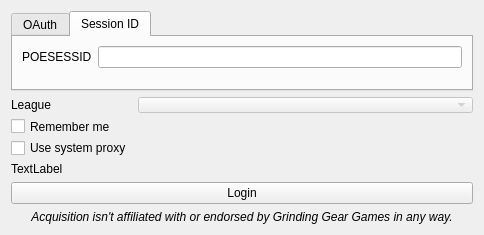
First picture: the form in forms/logindialog.ui, repository gerwaric/acquisition, before the edit.
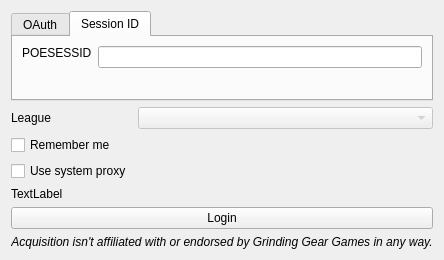
Second picture: the form after the edit. The open tabs and pages were chosen to show the change.

Commit message: Adapt LoginDialog UI for OAuth

The edit to the form file:
```diff
--- a/forms/logindialog.ui
+++ b/forms/logindialog.ui
@@ -6,21 +6,15 @@
    <rect>
     <x>0</x>
     <y>0</y>
-    <width>484</width>
-    <height>235</height>
+    <width>392</width>
+    <height>248</height>
    </rect>
   </property>
-  <property name="minimumSize">
-   <size>
-    <width>484</width>
-    <height>235</height>
-   </size>
-  </property>
-  <property name="maximumSize">
-   <size>
-    <width>484</width>
-    <height>235</height>
-   </size>
+  <property name="sizePolicy">
+   <sizepolicy hsizetype="Fixed" vsizetype="Fixed">
+    <horstretch>0</horstretch>
+    <verstretch>0</verstretch>
+   </sizepolicy>
   </property>
   <property name="windowTitle">
    <string>Log in</string>
@@ -28,6 +22,12 @@
   <layout class="QVBoxLayout" name="verticalLayout">
    <item>
     <widget class="QTabWidget" name="loginTabs">
+     <property name="sizePolicy">
+      <sizepolicy hsizetype="Minimum" vsizetype="Minimum">
+       <horstretch>0</horstretch>
+       <verstretch>0</verstretch>
+      </sizepolicy>
+     </property>
      <property name="currentIndex">
       <number>0</number>
      </property>
@@ -53,6 +53,12 @@
       </layout>
      </widget>
      <widget class="QWidget" name="sessionIdTab">
+      <property name="sizePolicy">
+       <sizepolicy hsizetype="Minimum" vsizetype="Minimum">
+        <horstretch>0</horstretch>
+        <verstretch>0</verstretch>
+       </sizepolicy>
+      </property>
       <attribute name="title">
        <string>Session ID</string>
       </attribute>
@@ -61,6 +67,12 @@
         <layout class="QFormLayout" name="formLayout_3">
          <item row="0" column="0">
           <widget class="QLabel" name="sessIDLabel">
+           <property name="sizePolicy">
+            <sizepolicy hsizetype="Preferred" vsizetype="Fixed">
+             <horstretch>0</horstretch>
+             <verstretch>0</verstretch>
+            </sizepolicy>
+           </property>
            <property name="minimumSize">
             <size>
              <width>65</width>
@@ -134,10 +146,16 @@
        </property>
       </widget>
      </item>
-	</layout>
+    </layout>
    </item>
    <item>
     <widget class="QPushButton" name="loginButton">
+     <property name="sizePolicy">
+      <sizepolicy hsizetype="Minimum" vsizetype="Fixed">
+       <horstretch>0</horstretch>
+       <verstretch>0</verstretch>
+      </sizepolicy>
+     </property>
      <property name="text">
       <string>Login</string>
      </property>
@@ -145,6 +163,12 @@
    </item>
    <item>
     <widget class="QLabel" name="disclaimerLabel">
+     <property name="sizePolicy">
+      <sizepolicy hsizetype="Minimum" vsizetype="Fixed">
+       <horstretch>0</horstretch>
+       <verstretch>0</verstretch>
+      </sizepolicy>
+     </property>
      <property name="font">
       <font>
        <italic>true</italic>
```
Left out of the diff: 21 changed lines with no effect on the pictures.
